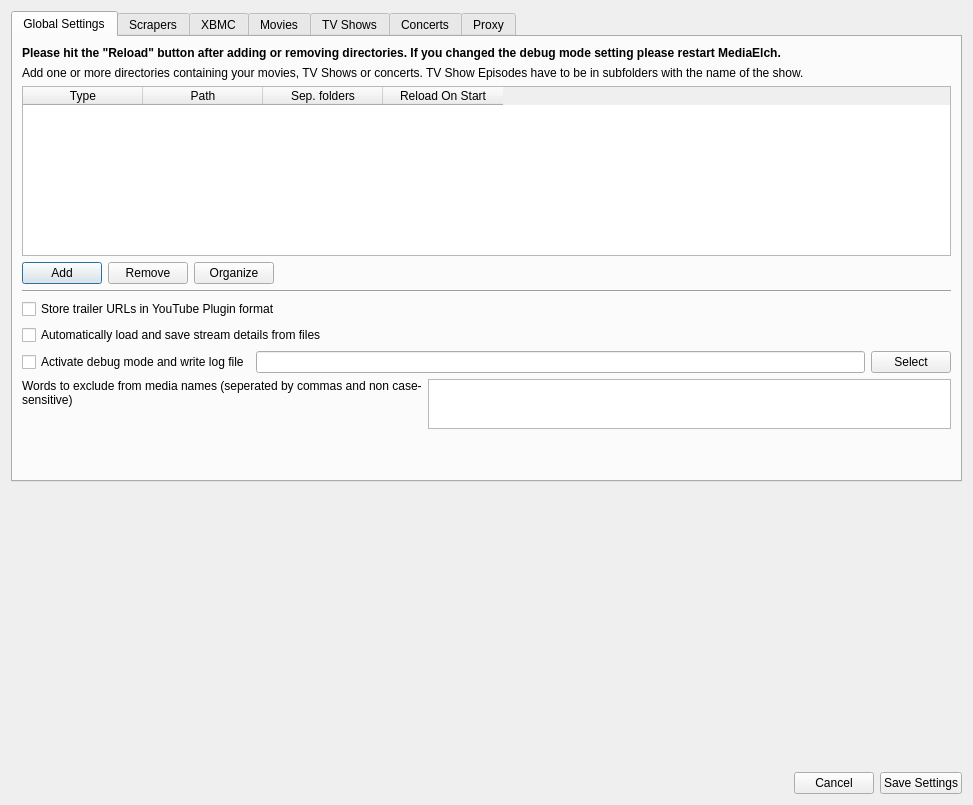
This is settings/SettingsWidget.ui in Komet/MediaElch as Qt 5 draws it before an edit. The edited form follows.
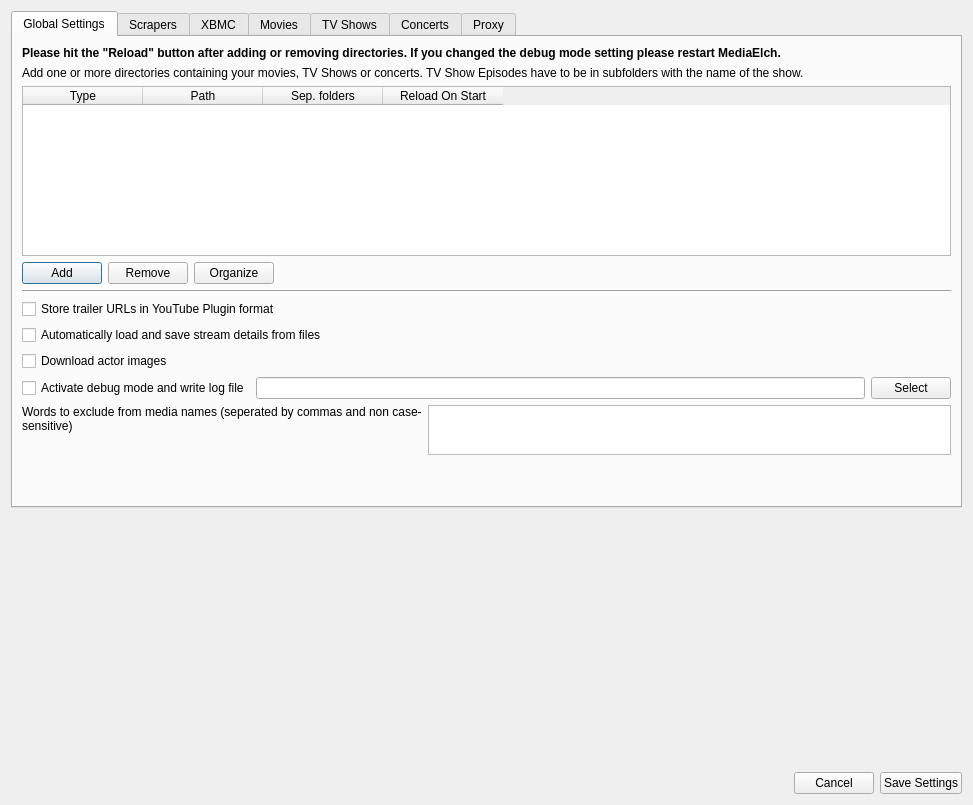
This is the edited form. Icons and pictures are not drawn. Custom widgets are drawn as their Qt base class.

Commit message: Fixes #73 Added option to enable/disable downloading of actor images

```diff
--- a/settings/SettingsWidget.ui
+++ b/settings/SettingsWidget.ui
@@ -81,7 +81,7 @@
       <attribute name="title">
        <string>Global Settings</string>
       </attribute>
-      <layout class="QVBoxLayout" name="verticalLayout_2" stretch="0,0,0,0,0,0,0,0,0,0">
+      <layout class="QVBoxLayout" name="verticalLayout_2" stretch="0,0,0,0,0,0,0,0,0,0,0">
        <item>
         <widget class="QLabel" name="label_12">
          <property name="font">
@@ -215,6 +215,13 @@
          </property>
         </widget>
        </item>
+       <item>
+        <widget class="QCheckBox" name="chkDownloadActorImages">
+         <property name="text">
+          <string>Download actor images</string>
+         </property>
+        </widget>
+       </item>
        <item>
         <layout class="QHBoxLayout" name="horizontalLayout_2">
          <item>
```
The commit also changes 9 other files.
